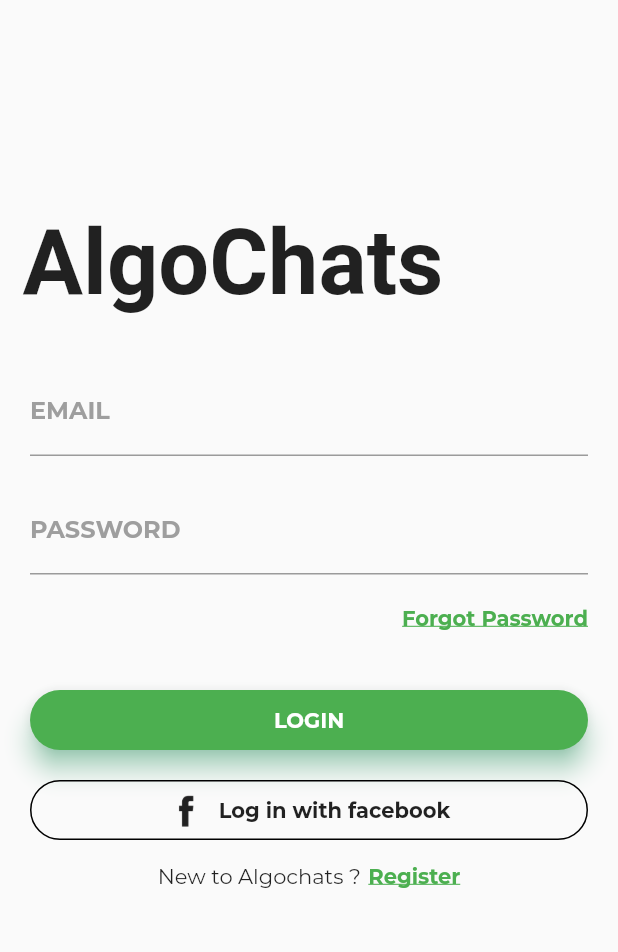
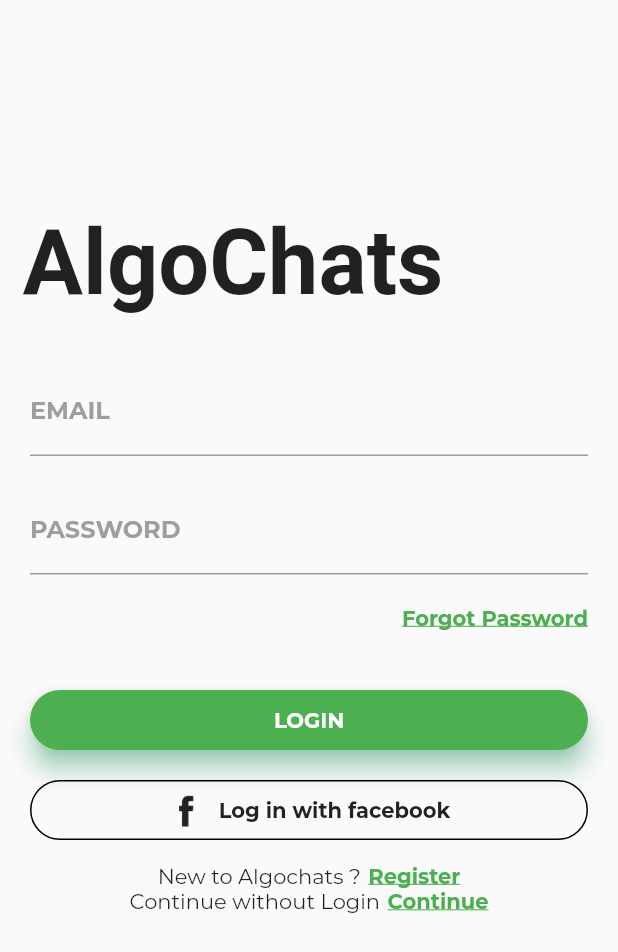
Before and after one commit to hemantj99/AlgoChat, a Flutter app: the screen it shows after launch, on a phone screen of 412 x 824 dp. Shown: the top 952 px of the screen. Run offline on Flutter 3.47's test engine with Material 2 defaults, Android fonts, the phone set to English and light mode, and no system bars; project files that could hold a hidden picture were left out.

```diff
--- a/lib/MyHomePage.dart
+++ b/lib/MyHomePage.dart
@@ -1,5 +1,5 @@
 import 'package:flutter/material.dart';
-
+import 'firstscreen.dart';
 import 'SignupPage.dart';
 
 class MyApp extends StatelessWidget {
@@ -160,6 +160,30 @@ class _MyHomePageState extends State<MyHomePage> {
                   ),
                 )
               ],
+            ),
+            Row(
+              mainAxisAlignment: MainAxisAlignment.center,
+              children: <Widget>[
+                Text(
+                  'Continue without Login',
+                  style: TextStyle(fontFamily: 'Montserrat'),
+                ),
+                SizedBox(width: 5.0),
+                InkWell(
+                  onTap: () {
+                    Navigator.push(context, new MaterialPageRoute(
+                        builder: (context) => new FirstScreen())
+                    ); },
+                  child: Text(
+                    'Continue',
+                    style: TextStyle(
+                        color: Colors.green,
+                        fontFamily: 'Montserrat',
+                        fontWeight: FontWeight.bold,
+                        decoration: TextDecoration.underline),
+                  ),
+                )
+              ],
             )
           ],
         ));
```
Also changed, not shown: lib/firstscreen.dart (added, +77 -0 lines).
